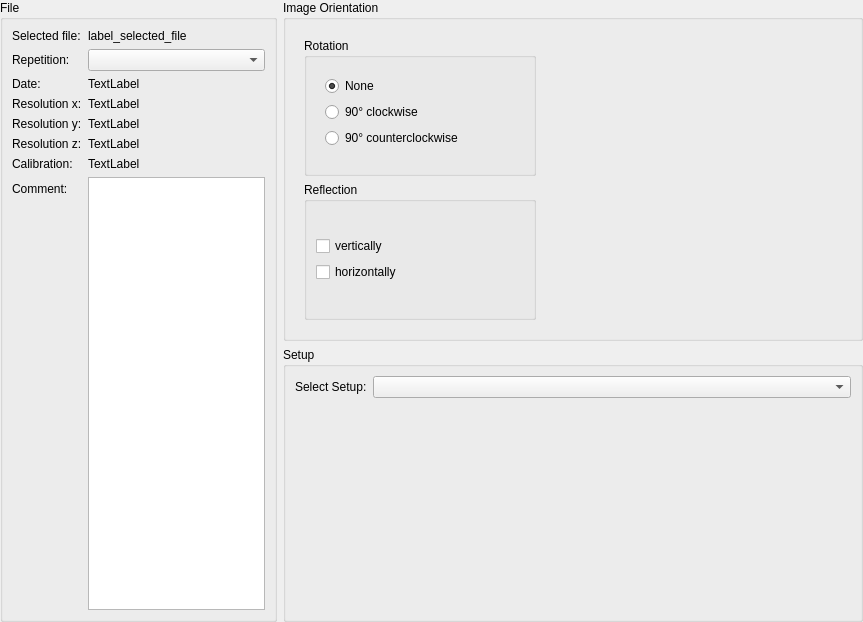
Before: the Qt Designer form bmicro/gui/data/data_view.ui in BrillouinMicroscopy/BMicro, drawn with Qt 5.
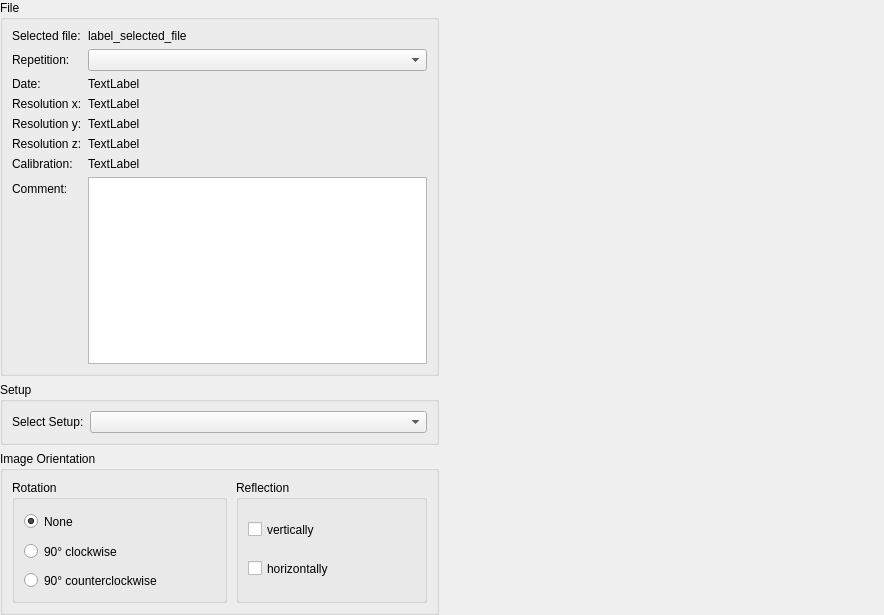
After: the same form once the commit is applied.

Commit message: fix: improve data tab layout

What changed in the file:
```diff
--- a/bmicro/gui/data/data_view.ui
+++ b/bmicro/gui/data/data_view.ui
@@ -6,8 +6,8 @@
    <rect>
     <x>0</x>
     <y>0</y>
-    <width>863</width>
-    <height>622</height>
+    <width>884</width>
+    <height>615</height>
    </rect>
   </property>
   <property name="windowTitle">
@@ -29,7 +29,27 @@
    <item>
     <layout class="QHBoxLayout" name="horizontalLayout">
      <item>
+      <layout class="QVBoxLayout" name="verticalLayout">
+       <item>
       <widget class="QGroupBox" name="groupBox">
+         <property name="sizePolicy">
+          <sizepolicy hsizetype="Preferred" vsizetype="Preferred">
+           <horstretch>0</horstretch>
+           <verstretch>0</verstretch>
+          </sizepolicy>
+         </property>
+         <property name="minimumSize">
+          <size>
+           <width>400</width>
+           <height>0</height>
+          </size>
+         </property>
+         <property name="maximumSize">
+          <size>
+           <width>700</width>
+           <height>16777215</height>
+          </size>
+         </property>
        <property name="title">
         <string>File</string>
        </property>
@@ -47,7 +67,7 @@
            <bool>true</bool>
           </property>
           <property name="sizePolicy">
-           <sizepolicy hsizetype="Expanding" vsizetype="Preferred">
+             <sizepolicy hsizetype="Minimum" vsizetype="Preferred">
             <horstretch>0</horstretch>
             <verstretch>0</verstretch>
            </sizepolicy>
@@ -161,35 +181,101 @@
       </widget>
      </item>
      <item>
-      <layout class="QVBoxLayout" name="verticalLayout">
+        <widget class="QGroupBox" name="groupBox_2">
+         <property name="sizePolicy">
+          <sizepolicy hsizetype="Preferred" vsizetype="Fixed">
+           <horstretch>0</horstretch>
+           <verstretch>0</verstretch>
+          </sizepolicy>
+         </property>
+         <property name="minimumSize">
+          <size>
+           <width>400</width>
+           <height>0</height>
+          </size>
+         </property>
+         <property name="maximumSize">
+          <size>
+           <width>700</width>
+           <height>16777215</height>
+          </size>
+         </property>
+         <property name="title">
+          <string>Setup</string>
+         </property>
+         <layout class="QFormLayout" name="formLayout_2">
+          <item row="0" column="0">
+           <widget class="QLabel" name="label_9">
+            <property name="text">
+             <string>Select Setup:</string>
+            </property>
+           </widget>
+          </item>
+          <item row="0" column="1">
+           <widget class="QComboBox" name="combobox_setup"/>
+          </item>
+         </layout>
+        </widget>
+       </item>
        <item>
         <widget class="QGroupBox" name="groupBox_3">
+         <property name="sizePolicy">
+          <sizepolicy hsizetype="Preferred" vsizetype="Fixed">
+           <horstretch>0</horstretch>
+           <verstretch>0</verstretch>
+          </sizepolicy>
+         </property>
+         <property name="minimumSize">
+          <size>
+           <width>400</width>
+           <height>150</height>
+          </size>
+         </property>
+         <property name="maximumSize">
+          <size>
+           <width>700</width>
+           <height>16777215</height>
+          </size>
+         </property>
          <property name="title">
           <string>Image Orientation</string>
          </property>
          <layout class="QHBoxLayout" name="horizontalLayout_3">
-          <item alignment="Qt::AlignTop">
-           <widget class="QWidget" name="widget_3" native="true">
-            <property name="minimumSize">
-             <size>
-              <width>250</width>
-              <height>300</height>
-             </size>
-            </property>
-            <layout class="QVBoxLayout" name="verticalLayout_7">
+          <property name="spacing">
+           <number>9</number>
+          </property>
              <item>
               <widget class="QGroupBox" name="groupBox_5">
+            <property name="sizePolicy">
+             <sizepolicy hsizetype="Expanding" vsizetype="Fixed">
+              <horstretch>0</horstretch>
+              <verstretch>0</verstretch>
+             </sizepolicy>
+            </property>
+            <property name="minimumSize">
+             <size>
+              <width>215</width>
+              <height>0</height>
+             </size>
+            </property>
                <property name="title">
                 <string>Rotation</string>
                </property>
-               <layout class="QVBoxLayout" name="verticalLayout_5">
-                <item>
                  <layout class="QVBoxLayout" name="verticalLayout_2">
-                  <item alignment="Qt::AlignTop">
-                   <widget class="QWidget" name="widget" native="true">
-                    <layout class="QVBoxLayout" name="verticalLayout_6">
                      <item>
                       <widget class="QRadioButton" name="radio_rotation_none">
+               <property name="sizePolicy">
+                <sizepolicy hsizetype="Minimum" vsizetype="Minimum">
+                 <horstretch>0</horstretch>
+                 <verstretch>0</verstretch>
+                </sizepolicy>
+               </property>
+               <property name="minimumSize">
+                <size>
+                 <width>0</width>
+                 <height>25</height>
+                </size>
+               </property>
                        <property name="text">
                         <string>None</string>
                        </property>
@@ -200,6 +286,12 @@
                      </item>
                      <item>
                       <widget class="QRadioButton" name="radio_rotation_90_cw">
+               <property name="minimumSize">
+                <size>
+                 <width>0</width>
+                 <height>25</height>
+                </size>
+               </property>
                        <property name="text">
                         <string>90° clockwise</string>
                        </property>
@@ -207,6 +299,12 @@
                      </item>
                      <item>
                       <widget class="QRadioButton" name="radio_rotation_90_ccw">
+               <property name="minimumSize">
+                <size>
+                 <width>0</width>
+                 <height>25</height>
+                </size>
+               </property>
                        <property name="text">
                         <string>90° counterclockwise</string>
                        </property>
@@ -215,21 +313,35 @@
                     </layout>
                    </widget>
                   </item>
-                 </layout>
-                </item>
-               </layout>
-              </widget>
-             </item>
              <item>
               <widget class="QGroupBox" name="groupBox_4">
+            <property name="enabled">
+             <bool>true</bool>
+            </property>
+            <property name="sizePolicy">
+             <sizepolicy hsizetype="Expanding" vsizetype="Expanding">
+              <horstretch>0</horstretch>
+              <verstretch>0</verstretch>
+             </sizepolicy>
+            </property>
+            <property name="minimumSize">
+             <size>
+              <width>148</width>
+              <height>100</height>
+             </size>
+            </property>
                <property name="title">
                 <string>Reflection</string>
                </property>
                <layout class="QVBoxLayout" name="verticalLayout_4">
                 <item>
-                 <layout class="QVBoxLayout" name="verticalLayout_3">
-                  <item>
                    <widget class="QCheckBox" name="checkbox_reflect_vertically">
+               <property name="minimumSize">
+                <size>
+                 <width>0</width>
+                 <height>25</height>
+                </size>
+               </property>
                     <property name="text">
                      <string>vertically</string>
                     </property>
@@ -237,21 +349,39 @@
                   </item>
                   <item>
                    <widget class="QCheckBox" name="checkbox_reflect_horizontally">
+               <property name="sizePolicy">
+                <sizepolicy hsizetype="Minimum" vsizetype="Fixed">
+                 <horstretch>0</horstretch>
+                 <verstretch>0</verstretch>
+                </sizepolicy>
+               </property>
+               <property name="minimumSize">
+                <size>
+                 <width>0</width>
+                 <height>25</height>
+                </size>
+               </property>
                     <property name="text">
                      <string>horizontally</string>
                     </property>
                    </widget>
                   </item>
                  </layout>
+           </widget>
                 </item>
                </layout>
               </widget>
              </item>
             </layout>
-           </widget>
           </item>
           <item>
            <widget class="QWidget" name="image_preview_widget" native="true">
+       <property name="sizePolicy">
+        <sizepolicy hsizetype="Expanding" vsizetype="Expanding">
+         <horstretch>0</horstretch>
+         <verstretch>0</verstretch>
+        </sizepolicy>
+       </property>
             <property name="minimumSize">
              <size>
               <width>300</width>
@@ -259,30 +389,6 @@
              </size>
             </property>
            </widget>
-          </item>
-         </layout>
-        </widget>
-       </item>
-       <item>
-        <widget class="QGroupBox" name="groupBox_2">
-         <property name="title">
-          <string>Setup</string>
-         </property>
-         <layout class="QFormLayout" name="formLayout_2">
-          <item row="0" column="0">
-           <widget class="QLabel" name="label_9">
-            <property name="text">
-             <string>Select Setup:</string>
-            </property>
-           </widget>
-          </item>
-          <item row="0" column="1">
-           <widget class="QComboBox" name="combobox_setup"/>
-          </item>
-         </layout>
-        </widget>
-       </item>
-      </layout>
      </item>
     </layout>
    </item>
```
Left out of the diff: 3 changed lines with no effect on the pictures. Lines whose indentation alone changed are shown as unchanged.
